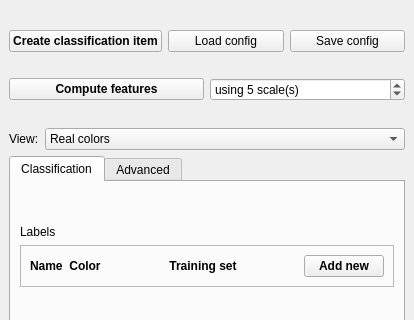
CGAL/cgal, file Polyhedron/demo/Polyhedron/Plugins/Classification/Classification_widget.ui: the form before one commit; both pictures show x 0 to 414 and y 0 to 320 of the 414 by 670 pixel window.
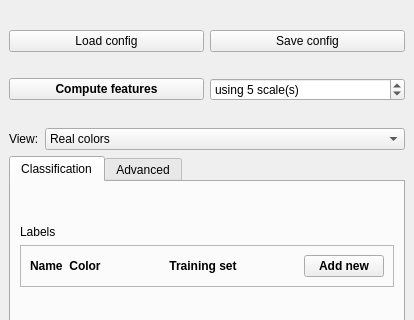
The form after the commit.

Commit message: Reorganize classif plugin (no classification item anymore)

Diff of the .ui file:
```diff
--- a/Polyhedron/demo/Polyhedron/Plugins/Classification/Classification_widget.ui
+++ b/Polyhedron/demo/Polyhedron/Plugins/Classification/Classification_widget.ui
@@ -30,19 +30,6 @@
     </item>
     <item>
      <layout class="QHBoxLayout" name="horizontalLayout_8">
-      <item>
-       <widget class="QPushButton" name="create_from_item">
-        <property name="font">
-         <font>
-          <weight>75</weight>
-          <bold>true</bold>
-         </font>
-        </property>
-        <property name="text">
-         <string>Create classification item</string>
-        </property>
-       </widget>
-      </item>
       <item>
        <widget class="QPushButton" name="load_config">
         <property name="text">
```
The commit also changes 8 other files.
